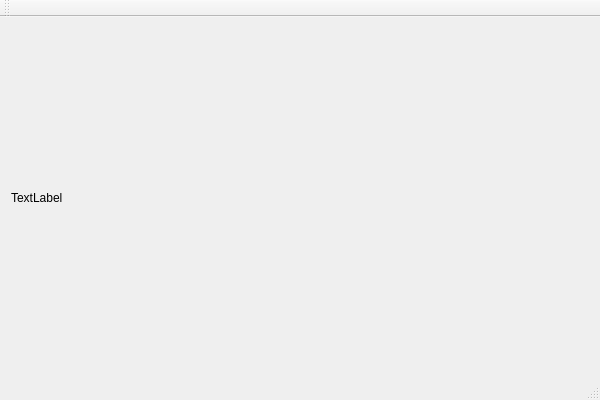
Old version of the form GeneticsIHM/GeneticsIHM.ui in the repository Thanaell/Mutator.
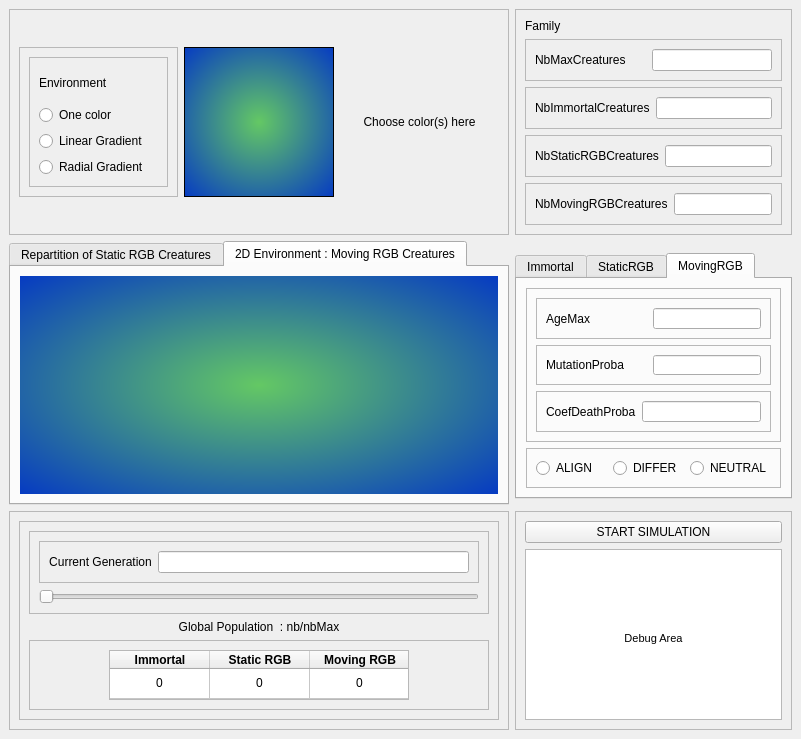
New version of the form. The open tabs and pages were chosen to show the change.

```diff
--- a/GeneticsIHM/GeneticsIHM.ui
+++ b/GeneticsIHM/GeneticsIHM.ui
@@ -6,37 +6,929 @@
    <rect>
     <x>0</x>
     <y>0</y>
-    <width>600</width>
-    <height>400</height>
+    <width>801</width>
+    <height>719</height>
    </rect>
   </property>
   <property name="windowTitle">
    <string>GeneticsIHM</string>
   </property>
-  <widget class="QWidget" name="centralWidget">
-   <layout class="QVBoxLayout" name="verticalLayout">
-    <item>
-     <widget class="QLabel" name="label">
-      <property name="text">
-       <string>TextLabel</string>
+  <widget class="QWidget" name="centralwidget">
+   <layout class="QGridLayout" name="gridLayout_2">
+    <item row="1" column="0" rowspan="4" colspan="3">
+     <widget class="QTabWidget" name="DisplayTab">
+      <property name="sizePolicy">
+       <sizepolicy hsizetype="Expanding" vsizetype="Expanding">
+        <horstretch>0</horstretch>
+        <verstretch>0</verstretch>
+       </sizepolicy>
       </property>
+      <property name="minimumSize">
+       <size>
+        <width>500</width>
+        <height>0</height>
+       </size>
+      </property>
+      <property name="currentIndex">
+       <number>1</number>
+      </property>
+      <widget class="QWidget" name="Creature2">
+       <attribute name="title">
+        <string>Repartition of Static RGB Creatures</string>
+       </attribute>
+       <layout class="QHBoxLayout" name="horizontalLayout_13"/>
+      </widget>
+      <widget class="QWidget" name="Creature1">
+       <attribute name="title">
+        <string>2D Environment : Moving RGB Creatures</string>
+       </attribute>
+       <layout class="QVBoxLayout" name="verticalLayout_10">
+        <item>
+         <widget class="QWidget" name="widget" native="true">
+          <property name="styleSheet">
+           <string notr="true">background-color:qradialgradient(spread:pad, cx:0.5, cy:0.5, radius:0.75, fx:0.5, fy:0.5, stop:0 rgba(100, 200, 100, 255), stop:1 rgba(0, 50, 200, 255))</string>
+          </property>
+         </widget>
+        </item>
+       </layout>
+      </widget>
+     </widget>
+    </item>
+    <item row="5" column="3" rowspan="2">
+     <widget class="QFrame" name="frame_19">
+      <property name="frameShape">
+       <enum>QFrame::StyledPanel</enum>
+      </property>
+      <property name="frameShadow">
+       <enum>QFrame::Raised</enum>
+      </property>
+      <layout class="QVBoxLayout" name="verticalLayout_3">
+       <item>
+        <widget class="QPushButton" name="pushButton">
+         <property name="text">
+          <string>START SIMULATION</string>
+         </property>
+        </widget>
+       </item>
+       <item>
+        <widget class="QTextBrowser" name="textBrowser">
+         <property name="html">
+          <string>&lt;!DOCTYPE HTML PUBLIC &quot;-//W3C//DTD HTML 4.0//EN&quot; &quot;http://www.w3.org/TR/REC-html40/strict.dtd&quot;&gt;
+&lt;html&gt;&lt;head&gt;&lt;meta name=&quot;qrichtext&quot; content=&quot;1&quot; /&gt;&lt;style type=&quot;text/css&quot;&gt;
+p, li { white-space: pre-wrap; }
+&lt;/style&gt;&lt;/head&gt;&lt;body style=&quot; font-family:'MS Shell Dlg 2'; font-size:8.25pt; font-weight:400; font-style:normal;&quot;&gt;
+&lt;p align=&quot;center&quot; style=&quot;-qt-paragraph-type:empty; margin-top:0px; margin-bottom:0px; margin-left:0px; margin-right:0px; -qt-block-indent:0; text-indent:0px;&quot;&gt;&lt;br /&gt;&lt;/p&gt;
+&lt;p align=&quot;center&quot; style=&quot;-qt-paragraph-type:empty; margin-top:0px; margin-bottom:0px; margin-left:0px; margin-right:0px; -qt-block-indent:0; text-indent:0px;&quot;&gt;&lt;br /&gt;&lt;/p&gt;
+&lt;p align=&quot;center&quot; style=&quot;-qt-paragraph-type:empty; margin-top:0px; margin-bottom:0px; margin-left:0px; margin-right:0px; -qt-block-indent:0; text-indent:0px;&quot;&gt;&lt;br /&gt;&lt;/p&gt;
+&lt;p align=&quot;center&quot; style=&quot;-qt-paragraph-type:empty; margin-top:0px; margin-bottom:0px; margin-left:0px; margin-right:0px; -qt-block-indent:0; text-indent:0px;&quot;&gt;&lt;br /&gt;&lt;/p&gt;
+&lt;p align=&quot;center&quot; style=&quot;-qt-paragraph-type:empty; margin-top:0px; margin-bottom:0px; margin-left:0px; margin-right:0px; -qt-block-indent:0; text-indent:0px;&quot;&gt;&lt;br /&gt;&lt;/p&gt;
+&lt;p align=&quot;center&quot; style=&quot;-qt-paragraph-type:empty; margin-top:0px; margin-bottom:0px; margin-left:0px; margin-right:0px; -qt-block-indent:0; text-indent:0px;&quot;&gt;&lt;br /&gt;&lt;/p&gt;
+&lt;p align=&quot;center&quot; style=&quot; margin-top:0px; margin-bottom:0px; margin-left:0px; margin-right:0px; -qt-block-indent:0; text-indent:0px;&quot;&gt;Debug Area&lt;/p&gt;&lt;/body&gt;&lt;/html&gt;</string>
+         </property>
+        </widget>
+       </item>
+      </layout>
+     </widget>
+    </item>
+    <item row="5" column="0" rowspan="2" colspan="3">
+     <widget class="QFrame" name="frame_18">
+      <property name="frameShape">
+       <enum>QFrame::StyledPanel</enum>
+      </property>
+      <property name="frameShadow">
+       <enum>QFrame::Raised</enum>
+      </property>
+      <layout class="QVBoxLayout" name="verticalLayout_6">
+       <item>
+        <widget class="QFrame" name="frame">
+         <property name="frameShape">
+          <enum>QFrame::StyledPanel</enum>
+         </property>
+         <property name="frameShadow">
+          <enum>QFrame::Raised</enum>
+         </property>
+         <layout class="QVBoxLayout" name="verticalLayout_5">
+          <item>
+           <widget class="QFrame" name="frame_16">
+            <property name="frameShape">
+             <enum>QFrame::StyledPanel</enum>
+            </property>
+            <property name="frameShadow">
+             <enum>QFrame::Raised</enum>
+            </property>
+            <layout class="QVBoxLayout" name="verticalLayout_4">
+             <item>
+              <widget class="QFrame" name="frame_17">
+               <property name="frameShape">
+                <enum>QFrame::StyledPanel</enum>
+               </property>
+               <property name="frameShadow">
+                <enum>QFrame::Raised</enum>
+               </property>
+               <layout class="QHBoxLayout" name="horizontalLayout_10">
+                <item>
+                 <widget class="QLabel" name="label">
+                  <property name="text">
+                   <string>Current Generation</string>
+                  </property>
+                  <property name="alignment">
+                   <set>Qt::AlignCenter</set>
+                  </property>
+                 </widget>
+                </item>
+                <item>
+                 <widget class="QLineEdit" name="ExactValueSlider"/>
+                </item>
+               </layout>
+              </widget>
+             </item>
+             <item>
+              <widget class="QSlider" name="GenerationSlider">
+               <property name="orientation">
+                <enum>Qt::Horizontal</enum>
+               </property>
+              </widget>
+             </item>
+            </layout>
+           </widget>
+          </item>
+          <item>
+           <widget class="QLabel" name="label_2">
+            <property name="text">
+             <string>Global Population  : nb/nbMax</string>
+            </property>
+            <property name="alignment">
+             <set>Qt::AlignCenter</set>
+            </property>
+           </widget>
+          </item>
+          <item>
+           <widget class="QFrame" name="frame_23">
+            <property name="frameShape">
+             <enum>QFrame::StyledPanel</enum>
+            </property>
+            <property name="frameShadow">
+             <enum>QFrame::Raised</enum>
+            </property>
+            <layout class="QHBoxLayout" name="horizontalLayout_16">
+             <item>
+              <widget class="QTableWidget" name="tableWidget">
+               <property name="minimumSize">
+                <size>
+                 <width>0</width>
+                 <height>0</height>
+                </size>
+               </property>
+               <property name="maximumSize">
+                <size>
+                 <width>300</width>
+                 <height>50</height>
+                </size>
+               </property>
+               <property name="verticalScrollBarPolicy">
+                <enum>Qt::ScrollBarAlwaysOff</enum>
+               </property>
+               <property name="horizontalScrollBarPolicy">
+                <enum>Qt::ScrollBarAlwaysOff</enum>
+               </property>
+               <property name="showGrid">
+                <bool>true</bool>
+               </property>
+               <property name="rowCount">
+                <number>1</number>
+               </property>
+               <property name="columnCount">
+                <number>3</number>
+               </property>
+               <attribute name="horizontalHeaderVisible">
+                <bool>true</bool>
+               </attribute>
+               <attribute name="horizontalHeaderCascadingSectionResizes">
+                <bool>false</bool>
+               </attribute>
+               <attribute name="horizontalHeaderDefaultSectionSize">
+                <number>100</number>
+               </attribute>
+               <attribute name="horizontalHeaderMinimumSectionSize">
+                <number>37</number>
+               </attribute>
+               <attribute name="horizontalHeaderShowSortIndicator" stdset="0">
+                <bool>false</bool>
+               </attribute>
+               <attribute name="horizontalHeaderStretchLastSection">
+                <bool>false</bool>
+               </attribute>
+               <attribute name="verticalHeaderVisible">
+                <bool>false</bool>
+               </attribute>
+               <attribute name="verticalHeaderStretchLastSection">
+                <bool>false</bool>
+               </attribute>
+               <row/>
+               <column>
+                <property name="text">
+                 <string>Immortal</string>
+                </property>
+                <property name="font">
+                 <font>
+                  <weight>75</weight>
+                  <bold>true</bold>
+                 </font>
+                </property>
+                <property name="textAlignment">
+                 <set>AlignCenter</set>
+                </property>
+               </column>
+               <column>
+                <property name="text">
+                 <string>Static RGB</string>
+                </property>
+                <property name="font">
+                 <font>
+                  <weight>75</weight>
+                  <bold>true</bold>
+                 </font>
+                </property>
+                <property name="textAlignment">
+                 <set>AlignCenter</set>
+                </property>
+               </column>
+               <column>
+                <property name="text">
+                 <string>Moving RGB</string>
+                </property>
+                <property name="font">
+                 <font>
+                  <weight>75</weight>
+                  <bold>true</bold>
+                 </font>
+                </property>
+                <property name="textAlignment">
+                 <set>AlignCenter</set>
+                </property>
+               </column>
+               <item row="0" column="0">
+                <property name="text">
+                 <string>0</string>
+                </property>
+                <property name="textAlignment">
+                 <set>AlignCenter</set>
+                </property>
+               </item>
+               <item row="0" column="1">
+                <property name="text">
+                 <string>0</string>
+                </property>
+                <property name="textAlignment">
+                 <set>AlignCenter</set>
+                </property>
+               </item>
+               <item row="0" column="2">
+                <property name="text">
+                 <string>0</string>
+                </property>
+                <property name="textAlignment">
+                 <set>AlignCenter</set>
+                </property>
+               </item>
+              </widget>
+             </item>
+            </layout>
+           </widget>
+          </item>
+         </layout>
+        </widget>
+       </item>
+      </layout>
+     </widget>
+    </item>
+    <item row="0" column="3">
+     <widget class="QFrame" name="FamilyFrame">
+      <property name="frameShape">
+       <enum>QFrame::StyledPanel</enum>
+      </property>
+      <property name="frameShadow">
+       <enum>QFrame::Raised</enum>
+      </property>
+      <layout class="QVBoxLayout" name="verticalLayout_2">
+       <item>
+        <widget class="QLabel" name="label_4">
+         <property name="text">
+          <string>Family</string>
+         </property>
+        </widget>
+       </item>
+       <item>
+        <widget class="QFrame" name="frame_4">
+         <property name="frameShape">
+          <enum>QFrame::StyledPanel</enum>
+         </property>
+         <property name="frameShadow">
+          <enum>QFrame::Raised</enum>
+         </property>
+         <layout class="QHBoxLayout" name="horizontalLayout_9">
+          <item>
+           <widget class="QLabel" name="label_9">
+            <property name="text">
+             <string>NbMaxCreatures</string>
+            </property>
+           </widget>
+          </item>
+          <item>
+           <widget class="QLineEdit" name="lineEdit_5">
+            <property name="maximumSize">
+             <size>
+              <width>120</width>
+              <height>16777215</height>
+             </size>
+            </property>
+           </widget>
+          </item>
+         </layout>
+        </widget>
+       </item>
+       <item>
+        <widget class="QFrame" name="frame_2">
+         <property name="frameShape">
+          <enum>QFrame::StyledPanel</enum>
+         </property>
+         <property name="frameShadow">
+          <enum>QFrame::Raised</enum>
+         </property>
+         <layout class="QHBoxLayout" name="horizontalLayout_4">
+          <item>
+           <widget class="QLabel" name="label_5">
+            <property name="text">
+             <string>NbImmortalCreatures</string>
+            </property>
+           </widget>
+          </item>
+          <item>
+           <widget class="QLineEdit" name="lineEdit">
+            <property name="maximumSize">
+             <size>
+              <width>120</width>
+              <height>16777215</height>
+             </size>
+            </property>
+            <property name="text">
+             <string/>
+            </property>
+           </widget>
+          </item>
+         </layout>
+        </widget>
+       </item>
+       <item>
+        <widget class="QFrame" name="frame_3">
+         <property name="frameShape">
+          <enum>QFrame::StyledPanel</enum>
+         </property>
+         <property name="frameShadow">
+          <enum>QFrame::Raised</enum>
+         </property>
+         <layout class="QHBoxLayout" name="horizontalLayout_8">
+          <item>
+           <widget class="QLabel" name="label_7">
+            <property name="text">
+             <string>NbStaticRGBCreatures</string>
+            </property>
+           </widget>
+          </item>
+          <item>
+           <widget class="QLineEdit" name="lineEdit_3">
+            <property name="maximumSize">
+             <size>
+              <width>120</width>
+              <height>16777215</height>
+             </size>
+            </property>
+           </widget>
+          </item>
+         </layout>
+        </widget>
+       </item>
+       <item>
+        <widget class="QFrame" name="frame_20">
+         <property name="frameShape">
+          <enum>QFrame::StyledPanel</enum>
+         </property>
+         <property name="frameShadow">
+          <enum>QFrame::Raised</enum>
+         </property>
+         <layout class="QHBoxLayout" name="horizontalLayout_15">
+          <item>
+           <widget class="QLabel" name="label_23">
+            <property name="text">
+             <string>NbMovingRGBCreatures</string>
+            </property>
+           </widget>
+          </item>
+          <item>
+           <widget class="QLineEdit" name="lineEdit_16">
+            <property name="maximumSize">
+             <size>
+              <width>120</width>
+              <height>16777215</height>
+             </size>
+            </property>
+           </widget>
+          </item>
+         </layout>
+        </widget>
+       </item>
+      </layout>
+     </widget>
+    </item>
+    <item row="0" column="0" colspan="3">
+     <widget class="QFrame" name="EnvironmentFrame">
+      <property name="frameShape">
+       <enum>QFrame::StyledPanel</enum>
+      </property>
+      <property name="frameShadow">
+       <enum>QFrame::Raised</enum>
+      </property>
+      <layout class="QGridLayout" name="gridLayout">
+       <item row="0" column="0">
+        <widget class="QFrame" name="frame_21">
+         <property name="frameShape">
+          <enum>QFrame::StyledPanel</enum>
+         </property>
+         <property name="frameShadow">
+          <enum>QFrame::Raised</enum>
+         </property>
+         <layout class="QHBoxLayout" name="horizontalLayout_17">
+          <item>
+           <widget class="QFrame" name="frame_22">
+            <property name="frameShape">
+             <enum>QFrame::StyledPanel</enum>
+            </property>
+            <property name="frameShadow">
+             <enum>QFrame::Raised</enum>
+            </property>
+            <layout class="QVBoxLayout" name="verticalLayout_7">
+             <item>
+              <widget class="QLabel" name="label_3">
+               <property name="text">
+                <string>Environment</string>
+               </property>
+              </widget>
+             </item>
+             <item>
+              <widget class="QRadioButton" name="radioButton">
+               <property name="text">
+                <string>One color</string>
+               </property>
+              </widget>
+             </item>
+             <item>
+              <widget class="QRadioButton" name="radioButton_2">
+               <property name="text">
+                <string>Linear Gradient</string>
+               </property>
+              </widget>
+             </item>
+             <item>
+              <widget class="QRadioButton" name="radioButton_3">
+               <property name="text">
+                <string>Radial Gradient</string>
+               </property>
+              </widget>
+             </item>
+            </layout>
+           </widget>
+          </item>
+         </layout>
+        </widget>
+       </item>
+       <item row="0" column="2">
+        <widget class="QLabel" name="label_20">
+         <property name="text">
+          <string>Choose color(s) here</string>
+         </property>
+         <property name="alignment">
+          <set>Qt::AlignCenter</set>
+         </property>
+        </widget>
+       </item>
+       <item row="0" column="1">
+        <widget class="QFrame" name="frame_8">
+         <property name="minimumSize">
+          <size>
+           <width>150</width>
+           <height>150</height>
+          </size>
+         </property>
+         <property name="maximumSize">
+          <size>
+           <width>150</width>
+           <height>150</height>
+          </size>
+         </property>
+         <property name="styleSheet">
+          <string notr="true">background-color:qradialgradient(spread:pad, cx:0.5, cy:0.5, radius:0.75, fx:0.5, fy:0.5, stop:0 rgba(100, 200, 100, 255), stop:1 rgba(0, 50, 200, 255))</string>
+         </property>
+         <property name="frameShape">
+          <enum>QFrame::StyledPanel</enum>
+         </property>
+         <property name="frameShadow">
+          <enum>QFrame::Raised</enum>
+         </property>
+        </widget>
+       </item>
+      </layout>
+     </widget>
+    </item>
+    <item row="3" column="3">
+     <widget class="QTabWidget" name="CreatureTabs">
+      <property name="currentIndex">
+       <number>1</number>
+      </property>
+      <widget class="QWidget" name="Creature1">
+       <attribute name="title">
+        <string>Immortal</string>
+       </attribute>
+       <layout class="QHBoxLayout" name="horizontalLayout_11">
+        <item>
+         <widget class="QFrame" name="frame_12">
+          <property name="frameShape">
+           <enum>QFrame::StyledPanel</enum>
+          </property>
+          <property name="frameShadow">
+           <enum>QFrame::Raised</enum>
+          </property>
+          <layout class="QGridLayout" name="gridLayout_3">
+           <item row="1" column="0">
+            <widget class="QFrame" name="frame_13">
+             <property name="frameShape">
+              <enum>QFrame::StyledPanel</enum>
+             </property>
+             <property name="frameShadow">
+              <enum>QFrame::Raised</enum>
+             </property>
+             <layout class="QHBoxLayout" name="horizontalLayout_5">
+              <item>
+               <widget class="QLabel" name="label_17">
+                <property name="text">
+                 <string>MutationProba</string>
+                </property>
+               </widget>
+              </item>
+              <item>
+               <widget class="QLineEdit" name="lineEdit_13"/>
+              </item>
+             </layout>
+            </widget>
+           </item>
+           <item row="0" column="0">
+            <widget class="QFrame" name="frame_14">
+             <property name="frameShape">
+              <enum>QFrame::StyledPanel</enum>
+             </property>
+             <property name="frameShadow">
+              <enum>QFrame::Raised</enum>
+             </property>
+             <layout class="QHBoxLayout" name="horizontalLayout_6">
+              <item>
+               <widget class="QLabel" name="label_18">
+                <property name="text">
+                 <string>AgeMax</string>
+                </property>
+               </widget>
+              </item>
+              <item>
+               <widget class="QLineEdit" name="lineEdit_14"/>
+              </item>
+             </layout>
+            </widget>
+           </item>
+          </layout>
+         </widget>
+        </item>
+       </layout>
+      </widget>
+      <widget class="QWidget" name="StaticRGB">
+       <attribute name="title">
+        <string>StaticRGB</string>
+       </attribute>
+       <layout class="QVBoxLayout" name="verticalLayout">
+        <item>
+         <widget class="QFrame" name="frame_11">
+          <property name="frameShape">
+           <enum>QFrame::StyledPanel</enum>
+          </property>
+          <property name="frameShadow">
+           <enum>QFrame::Raised</enum>
+          </property>
+          <layout class="QVBoxLayout" name="verticalLayout_9">
+           <item>
+            <widget class="QFrame" name="frame_5">
+             <property name="minimumSize">
+              <size>
+               <width>0</width>
+               <height>40</height>
+              </size>
+             </property>
+             <property name="frameShape">
+              <enum>QFrame::StyledPanel</enum>
+             </property>
+             <property name="frameShadow">
+              <enum>QFrame::Raised</enum>
+             </property>
+             <layout class="QHBoxLayout" name="horizontalLayout">
+              <item>
+               <widget class="QLabel" name="label_10">
+                <property name="text">
+                 <string>AgeMax</string>
+                </property>
+               </widget>
+              </item>
+              <item alignment="Qt::AlignRight">
+               <widget class="QLineEdit" name="lineEdit_6">
+                <property name="maximumSize">
+                 <size>
+                  <width>120</width>
+                  <height>16777215</height>
+                 </size>
+                </property>
+               </widget>
+              </item>
+             </layout>
+            </widget>
+           </item>
+           <item>
+            <widget class="QFrame" name="frame_6">
+             <property name="minimumSize">
+              <size>
+               <width>0</width>
+               <height>40</height>
+              </size>
+             </property>
+             <property name="frameShape">
+              <enum>QFrame::StyledPanel</enum>
+             </property>
+             <property name="frameShadow">
+              <enum>QFrame::Raised</enum>
+             </property>
+             <layout class="QHBoxLayout" name="horizontalLayout_2">
+              <item>
+               <widget class="QLabel" name="label_12">
+                <property name="text">
+                 <string>MutationProba</string>
+                </property>
+               </widget>
+              </item>
+              <item alignment="Qt::AlignRight">
+               <widget class="QLineEdit" name="lineEdit_8">
+                <property name="maximumSize">
+                 <size>
+                  <width>120</width>
+                  <height>16777215</height>
+                 </size>
+                </property>
+               </widget>
+              </item>
+             </layout>
+            </widget>
+           </item>
+           <item>
+            <widget class="QFrame" name="frame_7">
+             <property name="minimumSize">
+              <size>
+               <width>0</width>
+               <height>40</height>
+              </size>
+             </property>
+             <property name="frameShape">
+              <enum>QFrame::StyledPanel</enum>
+             </property>
+             <property name="frameShadow">
+              <enum>QFrame::Raised</enum>
+             </property>
+             <layout class="QHBoxLayout" name="horizontalLayout_3">
+              <item>
+               <widget class="QLabel" name="label_13">
+                <property name="text">
+                 <string>CoefDeathProba</string>
+                </property>
+               </widget>
+              </item>
+              <item alignment="Qt::AlignRight">
+               <widget class="QLineEdit" name="lineEdit_9">
+                <property name="maximumSize">
+                 <size>
+                  <width>120</width>
+                  <height>16777215</height>
+                 </size>
+                </property>
+               </widget>
+              </item>
+             </layout>
+            </widget>
+           </item>
+          </layout>
+         </widget>
+        </item>
+        <item>
+         <widget class="QFrame" name="frame_29">
+          <property name="frameShape">
+           <enum>QFrame::StyledPanel</enum>
+          </property>
+          <property name="frameShadow">
+           <enum>QFrame::Raised</enum>
+          </property>
+          <layout class="QHBoxLayout" name="horizontalLayout_21">
+           <item>
+            <widget class="QRadioButton" name="radioButton_10">
+             <property name="text">
+              <string>ALIGN</string>
+             </property>
+            </widget>
+           </item>
+           <item>
+            <widget class="QRadioButton" name="radioButton_11">
+             <property name="text">
+              <string>DIFFER</string>
+             </property>
+            </widget>
+           </item>
+           <item>
+            <widget class="QRadioButton" name="radioButton_12">
+             <property name="text">
+              <string>NEUTRAL</string>
+             </property>
+            </widget>
+           </item>
+          </layout>
+         </widget>
+        </item>
+       </layout>
+      </widget>
+      <widget class="QWidget" name="MovingGRB">
+       <attribute name="title">
+        <string>MovingRGB</string>
+       </attribute>
+       <layout class="QGridLayout" name="gridLayout_5">
+        <item row="0" column="0">
+         <widget class="QFrame" name="frame_24">
+          <property name="frameShape">
+           <enum>QFrame::StyledPanel</enum>
+          </property>
+          <property name="frameShadow">
+           <enum>QFrame::Raised</enum>
+          </property>
+          <layout class="QVBoxLayout" name="verticalLayout_8">
+           <item>
+            <widget class="QFrame" name="frame_25">
+             <property name="minimumSize">
+              <size>
+               <width>0</width>
+               <height>40</height>
+              </size>
+             </property>
+             <property name="frameShape">
+              <enum>QFrame::StyledPanel</enum>
+             </property>
+             <property name="frameShadow">
+              <enum>QFrame::Raised</enum>
+             </property>
+             <layout class="QHBoxLayout" name="horizontalLayout_18">
+              <item>
+               <widget class="QLabel" name="label_21">
+                <property name="text">
+                 <string>AgeMax</string>
+                </property>
+               </widget>
+              </item>
+              <item alignment="Qt::AlignRight">
+               <widget class="QLineEdit" name="lineEdit_17">
+                <property name="maximumSize">
+                 <size>
+                  <width>120</width>
+                  <height>16777215</height>
+                 </size>
+                </property>
+               </widget>
+              </item>
+             </layout>
+            </widget>
+           </item>
+           <item>
+            <widget class="QFrame" name="frame_26">
+             <property name="minimumSize">
+              <size>
+               <width>0</width>
+               <height>40</height>
+              </size>
+             </property>
+             <property name="frameShape">
+              <enum>QFrame::StyledPanel</enum>
+             </property>
+             <property name="frameShadow">
+              <enum>QFrame::Raised</enum>
+             </property>
+             <layout class="QHBoxLayout" name="horizontalLayout_19">
+              <item>
+               <widget class="QLabel" name="label_22">
+                <property name="text">
+                 <string>MutationProba</string>
+                </property>
+               </widget>
+              </item>
+              <item alignment="Qt::AlignRight">
+               <widget class="QLineEdit" name="lineEdit_18">
+                <property name="maximumSize">
+                 <size>
+                  <width>120</width>
+                  <height>16777215</height>
+                 </size>
+                </property>
+                <property name="text">
+                 <string/>
+                </property>
+               </widget>
+              </item>
+             </layout>
+            </widget>
+           </item>
+           <item>
+            <widget class="QFrame" name="frame_27">
+             <property name="minimumSize">
+              <size>
+               <width>0</width>
+               <height>40</height>
+              </size>
+             </property>
+             <property name="frameShape">
+              <enum>QFrame::StyledPanel</enum>
+             </property>
+             <property name="frameShadow">
+              <enum>QFrame::Raised</enum>
+             </property>
+             <layout class="QHBoxLayout" name="horizontalLayout_20">
+              <item>
+               <widget class="QLabel" name="label_24">
+                <property name="text">
+                 <string>CoefDeathProba</string>
+                </property>
+               </widget>
+              </item>
+              <item>
+               <widget class="QLineEdit" name="lineEdit_19">
+                <property name="maximumSize">
+                 <size>
+                  <width>120</width>
+                  <height>16777215</height>
+                 </size>
+                </property>
+               </widget>
+              </item>
+             </layout>
+            </widget>
+           </item>
+          </layout>
+         </widget>
+        </item>
+        <item row="1" column="0">
+         <widget class="QFrame" name="frame_28">
+          <property name="frameShape">
+           <enum>QFrame::StyledPanel</enum>
+          </property>
+          <property name="frameShadow">
+           <enum>QFrame::Raised</enum>
+          </property>
+          <layout class="QHBoxLayout" name="horizontalLayout_7">
+           <item>
+            <widget class="QRadioButton" name="radioButton_6">
+             <property name="text">
+              <string>ALIGN</string>
+             </property>
+            </widget>
+           </item>
+           <item>
+            <widget class="QRadioButton" name="radioButton_5">
+             <property name="text">
+              <string>DIFFER</string>
+             </property>
+            </widget>
+           </item>
+           <item>
+            <widget class="QRadioButton" name="radioButton_4">
+             <property name="text">
+              <string>NEUTRAL</string>
+             </property>
+            </widget>
+           </item>
+          </layout>
+         </widget>
+        </item>
+       </layout>
+      </widget>
      </widget>
     </item>
    </layout>
   </widget>
-  <widget class="QToolBar" name="mainToolBar">
-   <attribute name="toolBarArea">
-    <enum>TopToolBarArea</enum>
-   </attribute>
-   <attribute name="toolBarBreak">
-    <bool>false</bool>
-   </attribute>
-  </widget>
-  <widget class="QStatusBar" name="statusBar"/>
  </widget>
- <layoutdefault spacing="6" margin="11"/>
- <resources>
-  <include location="GeneticsIHM.qrc"/>
- </resources>
+ <resources/>
  <connections/>
 </ui>
```
Left out of the diff: 6 changed lines with no effect on the pictures.
